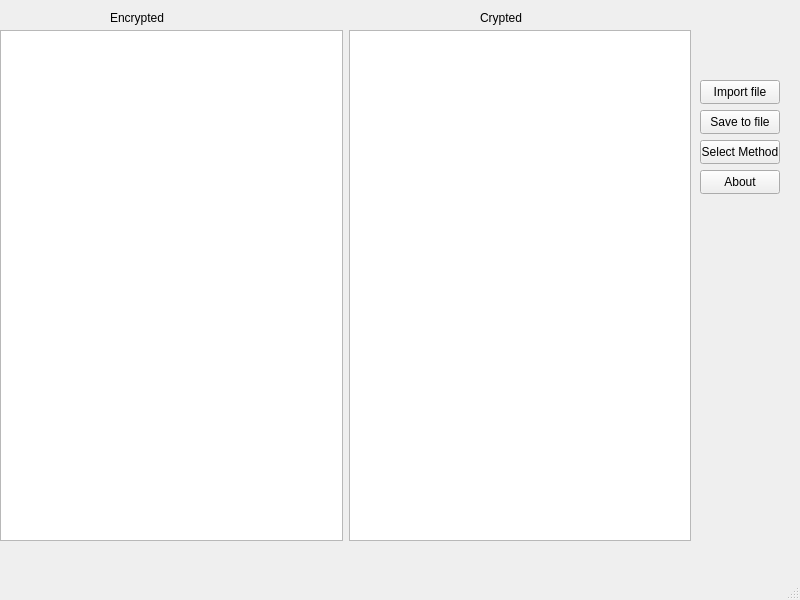
Old version of the form app.ui in the repository raskalc/Qt_course.
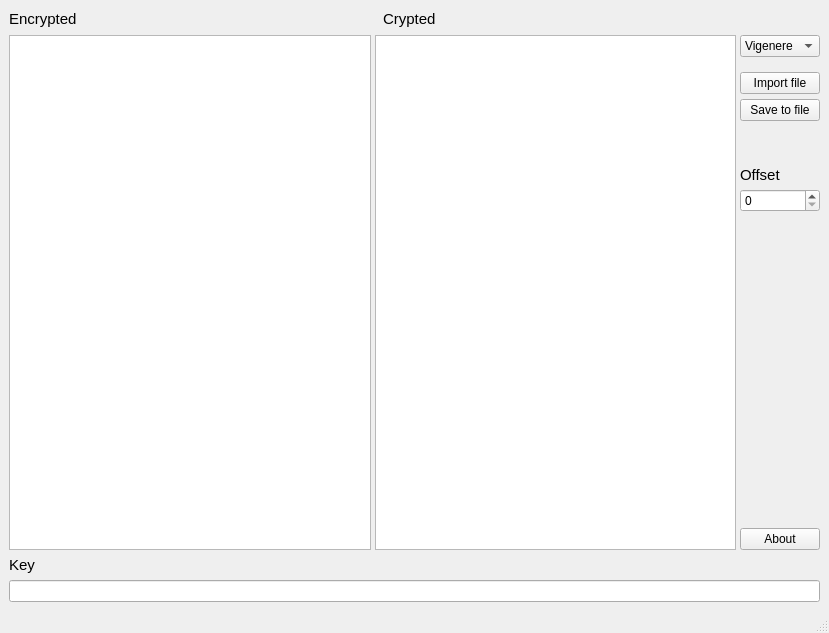
New version of the form.

```diff
--- a/app.ui
+++ b/app.ui
@@ -6,110 +6,255 @@
    <rect>
     <x>0</x>
     <y>0</y>
-    <width>800</width>
-    <height>600</height>
+    <width>829</width>
+    <height>633</height>
    </rect>
   </property>
   <property name="windowTitle">
    <string>App</string>
   </property>
   <widget class="QWidget" name="MainWigdet">
-   <widget class="QWidget" name="horizontalLayoutWidget">
-    <property name="geometry">
-     <rect>
-      <x>0</x>
-      <y>30</y>
-      <width>691</width>
-      <height>511</height>
-     </rect>
-    </property>
-    <layout class="QHBoxLayout" name="horizontalLayout_3">
-     <item>
-      <widget class="QTextEdit" name="Encrypted"/>
-     </item>
-     <item>
-      <widget class="QTextEdit" name="Decrypted"/>
-     </item>
-    </layout>
-   </widget>
-   <widget class="QLabel" name="lbl1">
-    <property name="geometry">
-     <rect>
-      <x>110</x>
-      <y>10</y>
-      <width>61</width>
-      <height>16</height>
-     </rect>
-    </property>
-    <property name="text">
-     <string>Encrypted</string>
-    </property>
-   </widget>
-   <widget class="QLabel" name="lbl2">
-    <property name="geometry">
-     <rect>
-      <x>480</x>
-      <y>10</y>
-      <width>49</width>
-      <height>16</height>
-     </rect>
-    </property>
-    <property name="text">
-     <string>Crypted</string>
-    </property>
-   </widget>
-   <widget class="QPushButton" name="Save_btn">
-    <property name="geometry">
-     <rect>
-      <x>700</x>
-      <y>110</y>
-      <width>80</width>
-      <height>24</height>
-     </rect>
-    </property>
-    <property name="text">
-     <string>Save to file</string>
-    </property>
-   </widget>
-   <widget class="QPushButton" name="Select_method_btn">
-    <property name="geometry">
-     <rect>
-      <x>700</x>
-      <y>140</y>
-      <width>80</width>
-      <height>24</height>
-     </rect>
-    </property>
-    <property name="text">
-     <string>Select Method</string>
-    </property>
-   </widget>
-   <widget class="QPushButton" name="About_btn">
-    <property name="geometry">
-     <rect>
-      <x>700</x>
-      <y>170</y>
-      <width>80</width>
-      <height>24</height>
-     </rect>
-    </property>
-    <property name="text">
-     <string>About</string>
-    </property>
-   </widget>
-   <widget class="QPushButton" name="Import_btn">
-    <property name="geometry">
-     <rect>
-      <x>700</x>
-      <y>80</y>
-      <width>80</width>
-      <height>24</height>
-     </rect>
-    </property>
-    <property name="text">
-     <string>Import file</string>
-    </property>
-   </widget>
+   <layout class="QVBoxLayout" name="verticalLayout_5">
+    <item>
+     <layout class="QHBoxLayout" name="horizontalLayout_1">
+      <item>
+       <widget class="QLabel" name="lbl1">
+        <property name="font">
+         <font>
+          <pointsize>11</pointsize>
+         </font>
+        </property>
+        <property name="text">
+         <string>Encrypted</string>
+        </property>
+       </widget>
+      </item>
+      <item>
+       <spacer name="horizontalSpacer">
+        <property name="orientation">
+         <enum>Qt::Horizontal</enum>
+        </property>
+        <property name="sizeType">
+         <enum>QSizePolicy::Fixed</enum>
+        </property>
+        <property name="sizeHint" stdset="0">
+         <size>
+          <width>300</width>
+          <height>15</height>
+         </size>
+        </property>
+       </spacer>
+      </item>
+      <item>
+       <widget class="QLabel" name="lbl2">
+        <property name="font">
+         <font>
+          <pointsize>11</pointsize>
+         </font>
+        </property>
+        <property name="text">
+         <string>Crypted</string>
+        </property>
+       </widget>
+      </item>
+      <item>
+       <spacer name="horizontalSpacer_2">
+        <property name="orientation">
+         <enum>Qt::Horizontal</enum>
+        </property>
+        <property name="sizeType">
+         <enum>QSizePolicy::Expanding</enum>
+        </property>
+        <property name="sizeHint" stdset="0">
+         <size>
+          <width>40</width>
+          <height>20</height>
+         </size>
+        </property>
+       </spacer>
+      </item>
+     </layout>
+    </item>
+    <item>
+     <layout class="QHBoxLayout" name="horizontalLayout_3">
+      <property name="spacing">
+       <number>4</number>
+      </property>
+      <item>
+       <widget class="QTextEdit" name="Encrypted">
+        <property name="sizePolicy">
+         <sizepolicy hsizetype="Expanding" vsizetype="Expanding">
+          <horstretch>0</horstretch>
+          <verstretch>0</verstretch>
+         </sizepolicy>
+        </property>
+        <property name="lineWidth">
+         <number>0</number>
+        </property>
+       </widget>
+      </item>
+      <item>
+       <widget class="QTextEdit" name="Decrypted">
+        <property name="sizePolicy">
+         <sizepolicy hsizetype="Expanding" vsizetype="Expanding">
+          <horstretch>0</horstretch>
+          <verstretch>0</verstretch>
+         </sizepolicy>
+        </property>
+        <property name="frameShape">
+         <enum>QFrame::StyledPanel</enum>
+        </property>
+        <property name="frameShadow">
+         <enum>QFrame::Sunken</enum>
+        </property>
+        <property name="lineWidth">
+         <number>0</number>
+        </property>
+       </widget>
+      </item>
+      <item>
+       <layout class="QVBoxLayout" name="verticalLayout_3">
+        <property name="spacing">
+         <number>5</number>
+        </property>
+        <property name="sizeConstraint">
+         <enum>QLayout::SetMinimumSize</enum>
+        </property>
+        <property name="leftMargin">
+         <number>0</number>
+        </property>
+        <item>
+         <widget class="QComboBox" name="Selected_method">
+          <property name="sizePolicy">
+           <sizepolicy hsizetype="Minimum" vsizetype="Fixed">
+            <horstretch>0</horstretch>
+            <verstretch>0</verstretch>
+           </sizepolicy>
+          </property>
+          <item>
+           <property name="text">
+            <string>Vigenere</string>
+           </property>
+          </item>
+          <item>
+           <property name="text">
+            <string>Atbash</string>
+           </property>
+          </item>
+          <item>
+           <property name="text">
+            <string>Cesar</string>
+           </property>
+          </item>
+         </widget>
+        </item>
+        <item>
+         <spacer name="verticalSpacer_2">
+          <property name="orientation">
+           <enum>Qt::Vertical</enum>
+          </property>
+          <property name="sizeType">
+           <enum>QSizePolicy::Fixed</enum>
+          </property>
+          <property name="sizeHint" stdset="0">
+           <size>
+            <width>10</width>
+            <height>10</height>
+           </size>
+          </property>
+         </spacer>
+        </item>
+        <item>
+         <widget class="QPushButton" name="Import_btn">
+          <property name="text">
+           <string>Import file</string>
+          </property>
+         </widget>
+        </item>
+        <item>
+         <widget class="QPushButton" name="Save_btn">
+          <property name="text">
+           <string>Save to file</string>
+          </property>
+         </widget>
+        </item>
+        <item>
+         <spacer name="verticalSpacer">
+          <property name="orientation">
+           <enum>Qt::Vertical</enum>
+          </property>
+          <property name="sizeType">
+           <enum>QSizePolicy::Fixed</enum>
+          </property>
+          <property name="sizeHint" stdset="0">
+           <size>
+            <width>20</width>
+            <height>40</height>
+           </size>
+          </property>
+         </spacer>
+        </item>
+        <item>
+         <widget class="QLabel" name="lbl3">
+          <property name="sizePolicy">
+           <sizepolicy hsizetype="Minimum" vsizetype="Preferred">
+            <horstretch>0</horstretch>
+            <verstretch>0</verstretch>
+           </sizepolicy>
+          </property>
+          <property name="font">
+           <font>
+            <pointsize>11</pointsize>
+           </font>
+          </property>
+          <property name="text">
+           <string>Offset</string>
+          </property>
+         </widget>
+        </item>
+        <item>
+         <widget class="QSpinBox" name="Offset"/>
+        </item>
+        <item>
+         <spacer name="verticalSpacer_3">
+          <property name="orientation">
+           <enum>Qt::Vertical</enum>
+          </property>
+          <property name="sizeHint" stdset="0">
+           <size>
+            <width>20</width>
+            <height>40</height>
+           </size>
+          </property>
+         </spacer>
+        </item>
+        <item>
+         <widget class="QPushButton" name="About_btn">
+          <property name="text">
+           <string>About</string>
+          </property>
+         </widget>
+        </item>
+       </layout>
+      </item>
+     </layout>
+    </item>
+    <item>
+     <widget class="QLabel" name="lbl2_2">
+      <property name="font">
+       <font>
+        <pointsize>11</pointsize>
+       </font>
+      </property>
+      <property name="text">
+       <string>Key</string>
+      </property>
+     </widget>
+    </item>
+    <item>
+     <widget class="QLineEdit" name="key"/>
+    </item>
+   </layout>
   </widget>
   <widget class="QMenuBar" name="menubar">
    <property name="geometry">
```
Left out of the diff: 2 changed lines with no effect on the pictures.
